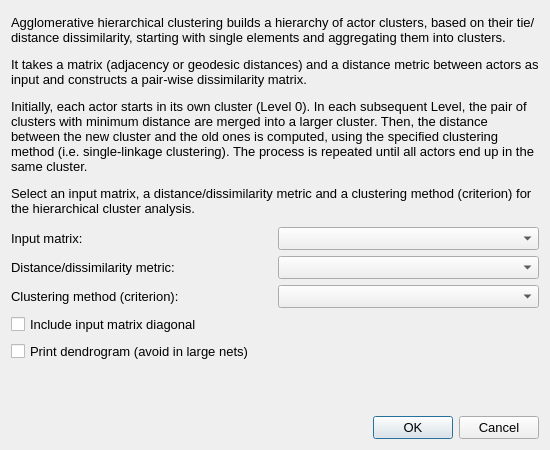
First picture: the form in src/forms/dialogclusteringhierarchical.ui, repository socnetv/app, before the edit.
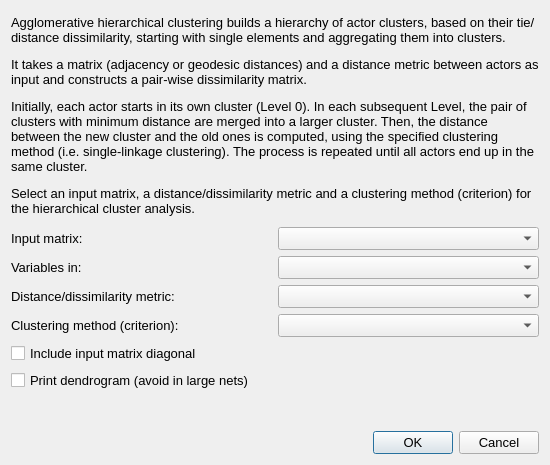
Second picture: the form after the edit.

Commit message: added input box in HCA dialog for the user to select the location of variables (Row,Col or Both). Also, added method text in str equiv similarity report filename

What changed in the file:
```diff
--- a/src/forms/dialogclusteringhierarchical.ui
+++ b/src/forms/dialogclusteringhierarchical.ui
@@ -10,7 +10,7 @@
     <x>0</x>
     <y>0</y>
     <width>550</width>
-    <height>450</height>
+    <height>465</height>
    </rect>
   </property>
   <property name="sizePolicy">
@@ -22,7 +22,7 @@
   <property name="minimumSize">
    <size>
     <width>550</width>
-    <height>450</height>
+    <height>460</height>
    </size>
   </property>
   <property name="maximumSize">
@@ -39,7 +39,7 @@
   <property name="windowTitle">
    <string>Hierarchical Clustering</string>
   </property>
-  <layout class="QFormLayout" name="formLayout">
+  <layout class="QGridLayout" name="gridLayout">
    <item row="0" column="0" colspan="2">
     <widget class="QLabel" name="description">
      <property name="sizePolicy">
@@ -65,10 +65,16 @@
      </property>
     </widget>
    </item>
-   <item row="2" column="0" colspan="2">
+   <item row="1" column="0" colspan="2">
     <layout class="QHBoxLayout" name="horizontalLayout">
      <item>
       <widget class="QLabel" name="label_2">
+       <property name="minimumSize">
+        <size>
+         <width>170</width>
+         <height>0</height>
+        </size>
+       </property>
        <property name="text">
         <string>Input matrix:</string>
        </property>
@@ -92,10 +98,49 @@
      </item>
     </layout>
    </item>
+   <item row="2" column="0" colspan="2">
+    <layout class="QHBoxLayout" name="horizontalLayout_4">
+     <item>
+      <widget class="QLabel" name="label_5">
+       <property name="minimumSize">
+        <size>
+         <width>170</width>
+         <height>0</height>
+        </size>
+       </property>
+       <property name="text">
+        <string>Variables in:</string>
+       </property>
+      </widget>
+     </item>
+     <item>
+      <widget class="QComboBox" name="variablesLocationSelect">
+       <property name="minimumSize">
+        <size>
+         <width>200</width>
+         <height>0</height>
+        </size>
+       </property>
+       <property name="focusPolicy">
+        <enum>Qt::StrongFocus</enum>
+       </property>
+       <property name="toolTip">
+        <string>&lt;html&gt;&lt;head/&gt;&lt;body&gt;&lt;p&gt;&lt;span style=&quot; font-weight:600;&quot;&gt;Rows: &lt;/span&gt;Correlate outbound ties (or distances, depending on the selected matrix above) between pairs of actors.&lt;/p&gt;&lt;p&gt;&lt;span style=&quot; font-weight:600;&quot;&gt;Columns: &lt;/span&gt;Correlate inbound ties (or distances, depending on the selected matrix above) between pairs of actors.&lt;/p&gt;&lt;p&gt;&lt;span style=&quot; font-weight:600;&quot;&gt;Both: &lt;/span&gt;Correlate both outbound and inbound ties (or distances, depending on the selected matrix above) between pairs of actors. In this case, the input matrix is expanded by listing row vectors followed by column vectors. This is useful only when you have directed data.&lt;/p&gt;&lt;p&gt;&lt;br/&gt;&lt;/p&gt;&lt;/body&gt;&lt;/html&gt;</string>
+       </property>
+      </widget>
+     </item>
+    </layout>
+   </item>
    <item row="3" column="0" colspan="2">
     <layout class="QHBoxLayout" name="horizontalLayout_3">
      <item>
       <widget class="QLabel" name="label_4">
+       <property name="minimumSize">
+        <size>
+         <width>170</width>
+         <height>0</height>
+        </size>
+       </property>
        <property name="text">
         <string>Distance/dissimilarity metric:</string>
        </property>
@@ -119,10 +164,16 @@
      </item>
     </layout>
    </item>
-   <item row="5" column="0" colspan="2">
+   <item row="4" column="0" colspan="2">
     <layout class="QHBoxLayout" name="horizontalLayout_2">
      <item>
       <widget class="QLabel" name="label_3">
+       <property name="minimumSize">
+        <size>
+         <width>170</width>
+         <height>0</height>
+        </size>
+       </property>
        <property name="text">
         <string>Clustering method (criterion):</string>
        </property>
@@ -146,7 +197,7 @@
      </item>
     </layout>
    </item>
-   <item row="7" column="0">
+   <item row="5" column="0">
     <widget class="QCheckBox" name="diagonalCheckBox">
      <property name="statusTip">
       <string>Enable to include matrix diagonal in calculations</string>
@@ -156,7 +207,7 @@
      </property>
     </widget>
    </item>
-   <item row="8" column="0" colspan="2">
+   <item row="6" column="0">
     <widget class="QCheckBox" name="diagramCheckBox">
      <property name="statusTip">
       <string>Enable to include matrix diagonal in calculations</string>
@@ -166,7 +217,7 @@
      </property>
     </widget>
    </item>
-   <item row="9" column="1">
+   <item row="7" column="0">
     <spacer name="verticalSpacer">
      <property name="orientation">
       <enum>Qt::Vertical</enum>
@@ -179,7 +230,7 @@
      </property>
     </spacer>
    </item>
-   <item row="11" column="1">
+   <item row="8" column="1">
     <widget class="QDialogButtonBox" name="buttonBox">
      <property name="font">
       <font>
```
The commit also changes 6 other files.
